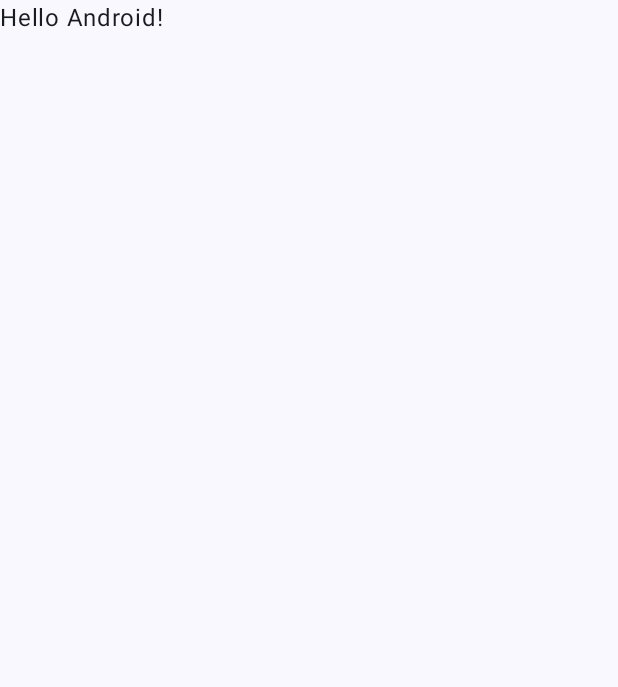
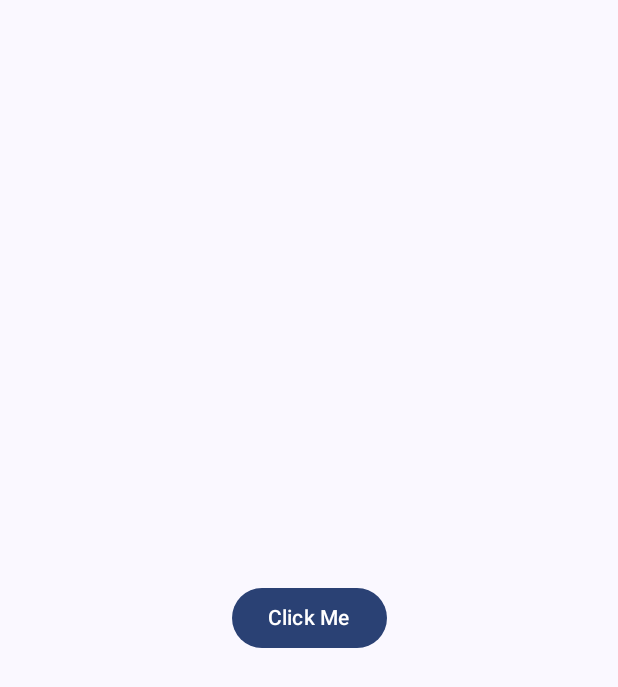
Before and after one commit to alifrn51/Dependency-Injection-Hilt, an Android app built with Jetpack Compose: the screen it shows after launch (MainActivity), on a phone screen of 412 x 824 dp. Before the commit the part shown is almost empty. Shown: the top 687 px of the screen. Run offline under Robolectric (Android 15) with nearby library versions, the phone set to English and light mode, and no system bars.

Commit message:
Dependency Injection. Introduction

```diff
--- a/app/build.gradle.kts
+++ b/app/build.gradle.kts
@@ -53,4 +53,5 @@ dependencies {
     androidTestImplementation(libs.androidx.junit)
     debugImplementation(libs.androidx.compose.ui.test.manifest)
     debugImplementation(libs.androidx.compose.ui.tooling)
+    implementation(libs.androidx.lifecycle.viewmodel.compose)
 }
--- a/app/src/main/AndroidManifest.xml
+++ b/app/src/main/AndroidManifest.xml
@@ -12,7 +12,7 @@
         android:supportsRtl="true"
         android:theme="@style/Theme.DependencyInjectionHilt">
         <activity
-            android:name=".MainActivity"
+            android:name=".presentation.MainActivity"
             android:exported="true"
             android:label="@string/app_name"
             android:theme="@style/Theme.DependencyInjectionHilt"
--- a/app/src/main/java/com/frn/dependencyinjectionhilt/MainActivity.kt
+++ /dev/null
@@ -1,47 +0,0 @@
-package com.frn.dependencyinjectionhilt
-
-import android.os.Bundle
-import androidx.activity.ComponentActivity
-import androidx.activity.compose.setContent
-import androidx.activity.enableEdgeToEdge
-import androidx.compose.foundation.layout.fillMaxSize
-import androidx.compose.foundation.layout.padding
-import androidx.compose.material3.Scaffold
-import androidx.compose.material3.Text
-import androidx.compose.runtime.Composable
-import androidx.compose.ui.Modifier
-import androidx.compose.ui.tooling.preview.Preview
-import com.frn.dependencyinjectionhilt.ui.theme.DependencyInjectionHiltTheme
-
-class MainActivity : ComponentActivity() {
-    override fun onCreate(savedInstanceState: Bundle?) {
-        super.onCreate(savedInstanceState)
-        enableEdgeToEdge()
-        setContent {
-            DependencyInjectionHiltTheme {
-                Scaffold(modifier = Modifier.fillMaxSize()) { innerPadding ->
-                    Greeting(
-                        name = "Android",
-                        modifier = Modifier.padding(innerPadding)
-                    )
-                }
-            }
-        }
-    }
-}
-
-@Composable
-fun Greeting(name: String, modifier: Modifier = Modifier) {
-    Text(
-        text = "Hello $name!",
-        modifier = modifier
-    )
-}
-
-@Preview(showBackground = true)
-@Composable
-fun GreetingPreview() {
-    DependencyInjectionHiltTheme {
-        Greeting("Android")
-    }
-}
--- /dev/null
+++ b/app/src/main/java/com/frn/dependencyinjectionhilt/data/Database.kt
@@ -0,0 +1,10 @@
+package com.frn.dependencyinjectionhilt.data
+
+import android.util.Log
+import com.frn.dependencyinjectionhilt.domain.Item
+
+class Database {
+    fun exampleMethod(item: Item){
+        Log.i("ExampleLog", "Database exampleMethod: $item")
+    }
+}
--- /dev/null
+++ b/app/src/main/java/com/frn/dependencyinjectionhilt/data/ExampleRepositoryImpl.kt
@@ -0,0 +1,14 @@
+package com.frn.dependencyinjectionhilt.data
+
+import android.util.Log
+import com.frn.dependencyinjectionhilt.domain.ExampleRepository
+import com.frn.dependencyinjectionhilt.domain.Item
+
+class ExampleRepositoryImpl(
+    private val database: Database
+): ExampleRepository {
+    override fun exampleMethod(item: Item) {
+        database.exampleMethod(item)
+        Log.i("ExampleLog", "ExampleRepositoryImpl exampleMethod: $item")
+    }
+}
--- /dev/null
+++ b/app/src/main/java/com/frn/dependencyinjectionhilt/domain/ExampleRepository.kt
@@ -0,0 +1,8 @@
+package com.frn.dependencyinjectionhilt.domain
+
+import android.util.Log
+
+interface ExampleRepository {
+
+    fun exampleMethod(item: Item)
+}
--- /dev/null
+++ b/app/src/main/java/com/frn/dependencyinjectionhilt/domain/ExampleUseCase.kt
@@ -0,0 +1,13 @@
+package com.frn.dependencyinjectionhilt.domain
+
+import android.util.Log
+
+class ExampleUseCase(
+    private val repository: ExampleRepository
+) {
+
+    operator fun invoke(item: Item){
+        Log.i("ExampleLog", "ExampleUseCase invoke: $item")
+        repository.exampleMethod(item)
+    }
+}
--- /dev/null
+++ b/app/src/main/java/com/frn/dependencyinjectionhilt/domain/Item.kt
@@ -0,0 +1,5 @@
+package com.frn.dependencyinjectionhilt.domain
+
+data class Item(
+    val id: Int
+)
--- /dev/null
+++ b/app/src/main/java/com/frn/dependencyinjectionhilt/presentation/ExampleViewModel.kt
@@ -0,0 +1,15 @@
+package com.frn.dependencyinjectionhilt.presentation
+
+import androidx.lifecycle.ViewModel
+import com.frn.dependencyinjectionhilt.domain.ExampleUseCase
+import com.frn.dependencyinjectionhilt.domain.Item
+
+class ExampleViewModel(
+    private val useCase: ExampleUseCase
+) : ViewModel(){
+
+    fun exampleMethod(){
+        useCase(Item(id = 0))
+    }
+
+}
--- /dev/null
+++ b/app/src/main/java/com/frn/dependencyinjectionhilt/presentation/MainActivity.kt
@@ -0,0 +1,65 @@
+package com.frn.dependencyinjectionhilt.presentation
+
+import android.os.Bundle
+import androidx.activity.ComponentActivity
+import androidx.activity.compose.setContent
+import androidx.activity.enableEdgeToEdge
+import androidx.compose.foundation.layout.Box
+import androidx.compose.foundation.layout.fillMaxSize
+import androidx.compose.foundation.layout.padding
+import androidx.compose.material3.Button
+import androidx.compose.material3.Scaffold
+import androidx.compose.material3.Text
+import androidx.compose.runtime.Composable
+import androidx.compose.ui.Alignment
+import androidx.compose.ui.Modifier
+import androidx.lifecycle.viewmodel.compose.viewModel
+import com.frn.dependencyinjectionhilt.data.Database
+import com.frn.dependencyinjectionhilt.data.ExampleRepositoryImpl
+import com.frn.dependencyinjectionhilt.domain.ExampleUseCase
+import com.frn.dependencyinjectionhilt.presentation.ui.theme.DependencyInjectionHiltTheme
+
+class MainActivity : ComponentActivity() {
+    override fun onCreate(savedInstanceState: Bundle?) {
+        super.onCreate(savedInstanceState)
+
+        val database = Database()
+        val exampleRepository = ExampleRepositoryImpl(database)
+        val exampleUseCase = ExampleUseCase(exampleRepository)
+
+        enableEdgeToEdge()
+        setContent {
+            DependencyInjectionHiltTheme {
+                Scaffold(modifier = Modifier.fillMaxSize()) { innerPadding ->
+                    ExampleScreen(
+                        modifier = Modifier.padding(innerPadding),
+                        viewModel = viewModel{
+                            ExampleViewModel(
+                                exampleUseCase
+                            )
+                        }
+                    )
+                }
+            }
+        }
+    }
+}
+
+@Composable
+fun ExampleScreen(
+    modifier: Modifier = Modifier,
+    viewModel: ExampleViewModel
+) {
+
+    Box(
+        modifier = modifier.fillMaxSize(),
+        contentAlignment = Alignment.Center
+    ) {
+        Button(onClick = {
+            viewModel.exampleMethod()
+        }) {
+            Text("Click Me")
+        }
+    }
+
+}
--- a/app/src/main/java/com/frn/dependencyinjectionhilt/ui/theme/Color.kt
+++ b/app/src/main/java/com/frn/dependencyinjectionhilt/presentation/ui/theme/Color.kt
@@ -1,4 +1,4 @@
-package com.frn.dependencyinjectionhilt.ui.theme
+package com.frn.dependencyinjectionhilt.presentation.ui.theme
 
 import androidx.compose.ui.graphics.Color
 
--- a/app/src/main/java/com/frn/dependencyinjectionhilt/ui/theme/Theme.kt
+++ b/app/src/main/java/com/frn/dependencyinjectionhilt/presentation/ui/theme/Theme.kt
@@ -1,4 +1,4 @@
-package com.frn.dependencyinjectionhilt.ui.theme
+package com.frn.dependencyinjectionhilt.presentation.ui.theme
 
 import android.app.Activity
 import android.os.Build
--- a/app/src/main/java/com/frn/dependencyinjectionhilt/ui/theme/Type.kt
+++ b/app/src/main/java/com/frn/dependencyinjectionhilt/presentation/ui/theme/Type.kt
@@ -1,4 +1,4 @@
-package com.frn.dependencyinjectionhilt.ui.theme
+package com.frn.dependencyinjectionhilt.presentation.ui.theme
 
 import androidx.compose.material3.Typography
 import androidx.compose.ui.text.TextStyle
```
